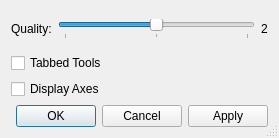
Qt form avogadro/src/settingsdialog.ui (cryos/avogadro) before a commit.
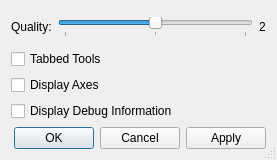
The same form after that commit. Icons and pictures are not drawn.

Commit message: Added debug information to the GLWidget along with config options etc.

```diff
--- a/avogadro/src/settingsdialog.ui
+++ b/avogadro/src/settingsdialog.ui
@@ -5,8 +5,8 @@
    <rect>
     <x>0</x>
     <y>0</y>
-    <width>279</width>
-    <height>138</height>
+    <width>277</width>
+    <height>160</height>
    </rect>
   </property>
   <property name="windowTitle" >
@@ -73,6 +73,13 @@
      </property>
     </widget>
    </item>
+   <item>
+    <widget class="QCheckBox" name="renderDebug" >
+     <property name="text" >
+      <string>Display Debug Information</string>
+     </property>
+    </widget>
+   </item>
    <item>
     <widget class="QDialogButtonBox" name="dialogButtonBox" >
      <property name="layoutDirection" >
```
The commit also changes 5 other files.
